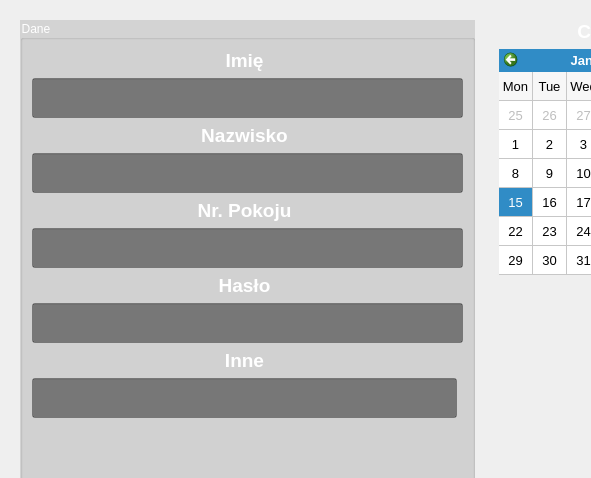
Filemon279/Roomie, file NowySerwer/RoomieSerwer/hotel_zamelduj.ui: the form before one commit; both pictures show x 0 to 591 and y 0 to 478 of the 1001 by 577 pixel window.
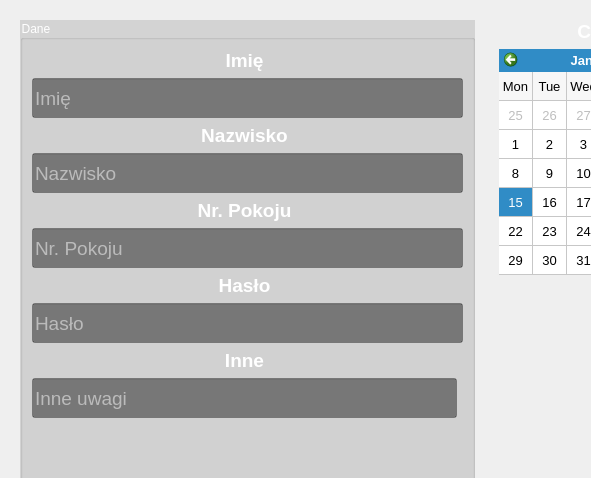
The form after the commit. Icons and pictures are not drawn.

Patch:
```diff
--- a/NowySerwer/RoomieSerwer/hotel_zamelduj.ui
+++ b/NowySerwer/RoomieSerwer/hotel_zamelduj.ui
@@ -214,6 +214,9 @@
             <string notr="true">background-color: rgba(0, 0, 0, 110);
 color:white</string>
            </property>
+           <property name="placeholderText">
+            <string>Imię</string>
+           </property>
           </widget>
          </item>
          <item row="3" column="1" colspan="2">
@@ -234,6 +237,9 @@
             <string notr="true">background-color: rgba(0, 0, 0, 110);
 color:white</string>
            </property>
+           <property name="placeholderText">
+            <string>Nazwisko</string>
+           </property>
           </widget>
          </item>
          <item row="5" column="1" colspan="2">
@@ -254,6 +260,9 @@
             <string notr="true">background-color: rgba(0, 0, 0, 110);
 color:white</string>
            </property>
+           <property name="placeholderText">
+            <string>Nr. Pokoju</string>
+           </property>
           </widget>
          </item>
          <item row="9" column="1">
@@ -270,10 +279,19 @@
              <height>40</height>
             </size>
            </property>
+           <property name="font">
+            <font>
+             <family>Arial</family>
+             <pointsize>14</pointsize>
+            </font>
+           </property>
            <property name="styleSheet">
             <string notr="true">background-color: rgba(0, 0, 0, 110);
 color:white</string>
            </property>
+           <property name="placeholderText">
+            <string>Inne uwagi</string>
+           </property>
           </widget>
          </item>
          <item row="7" column="1" colspan="2">
@@ -294,6 +312,9 @@
             <string notr="true">background-color: rgba(0, 0, 0, 110);
 color:white</string>
            </property>
+           <property name="placeholderText">
+            <string>Hasło</string>
+           </property>
           </widget>
          </item>
         </layout>
```
